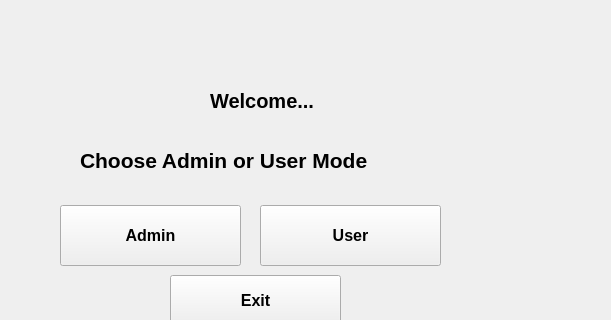
First picture: the form in mainwindow.ui, repository SawZiDunn/VendingMachineQt, before the edit; both pictures show x 360 to 971 and y 155 to 475 of the 1244 by 802 pixel window.
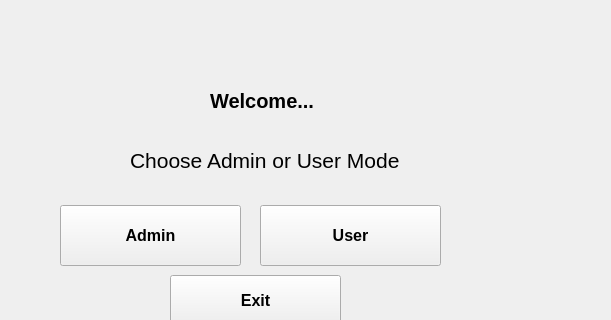
Second picture: the form after the edit.

Diff of the .ui file:
```diff
--- a/mainwindow.ui
+++ b/mainwindow.ui
@@ -96,7 +96,7 @@
    <widget class="QLabel" name="label_2">
     <property name="geometry">
      <rect>
-      <x>440</x>
+      <x>490</x>
       <y>280</y>
       <width>401</width>
       <height>71</height>
@@ -105,7 +105,7 @@
     <property name="font">
      <font>
       <pointsize>16</pointsize>
-      <bold>true</bold>
+      <bold>false</bold>
      </font>
     </property>
     <property name="text">
```
